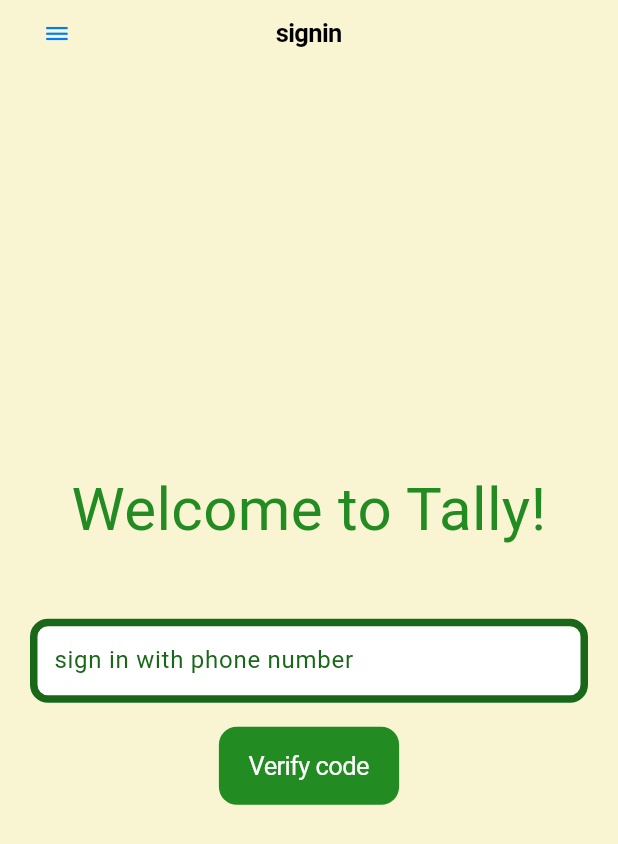
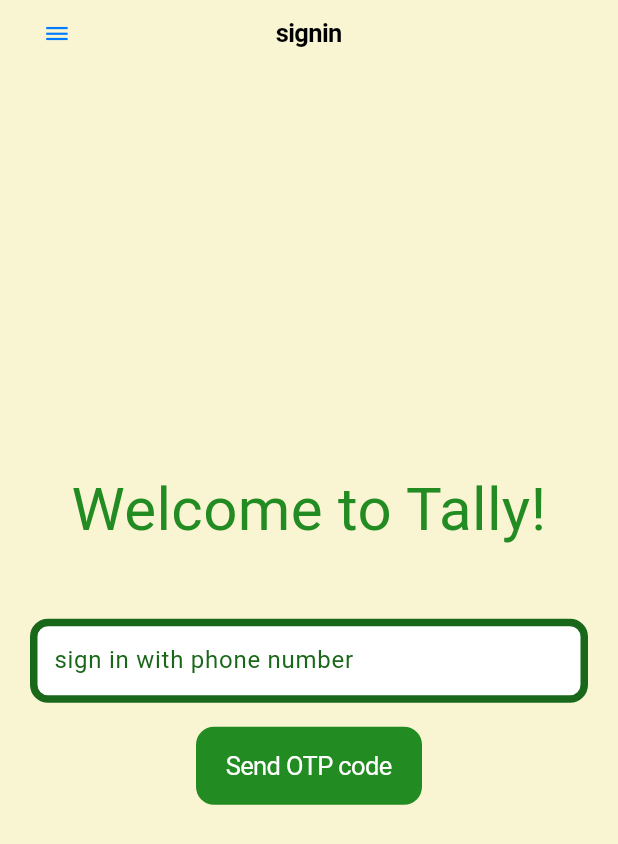
Before and after one commit to JoelSmith123/household_expenses_splitter, a Flutter app: the screen it shows after launch, on a phone screen of 412 x 824 dp. Shown: the top 844 px of the screen. Run offline on Flutter 3.47's test engine with Material 3 defaults, Android fonts, the phone set to English and light mode, and no system bars; our stand-ins replace google_fonts, supabase_flutter; missing offline and left inert: supabase_auth_ui; accounts and stored records are empty; Roboto replaces fonts that are missing (Modak).

Commit message:
Refine log in functionality

```diff
--- a/lib/phone_otp_page.dart
+++ b/lib/phone_otp_page.dart
@@ -15,22 +15,20 @@ class _PhoneOtpPageState extends State<PhoneOtpPage> {
   final _phoneCtrl = TextEditingController();
   final _otpCtrl = TextEditingController();
   late final FocusNode _otpFocus;
+  late final FocusNode _phoneFocus;
   bool _codeSent = false;
 
   @override
   void initState() {
     super.initState();
-    _otpFocus = FocusNode()
-      ..addListener(() {
-        if (!_otpFocus.hasFocus) {
-          FocusManager.instance.primaryFocus?.unfocus(); // dismiss keyboard
-        }
-      });
+    _otpFocus = FocusNode();
+    _phoneFocus = FocusNode();
   }
 
   @override
   void dispose() {
     _otpFocus.dispose();
+    _phoneFocus.dispose();
     _phoneCtrl.dispose();
     _otpCtrl.dispose();
     super.dispose();
@@ -60,15 +58,16 @@ class _PhoneOtpPageState extends State<PhoneOtpPage> {
       children: [
         TextField(
           controller: _phoneCtrl,
+          focusNode: _phoneFocus,
           keyboardType: TextInputType.number,
           onTapOutside: (_) => FocusScope.of(context).unfocus(),
           decoration: const InputDecoration(
             labelText: 'sign in with phone number',
             labelStyle: const TextStyle(color: Color(0xFF196719)),
             filled: true,
-            fillColor: Colors.white,
+            fillColor: CupertinoColors.white,
             enabledBorder: OutlineInputBorder(
-                borderRadius: BorderRadius.all(Radius.circular(12)),
+              borderRadius: BorderRadius.all(Radius.circular(12)),
               borderSide: const BorderSide(color: Color(0xFF196719), width: 5),
             ),
             focusedBorder: OutlineInputBorder(
@@ -76,28 +75,37 @@ class _PhoneOtpPageState extends State<PhoneOtpPage> {
             ),
           ),
         ),
-        if (_codeSent)
+        if (_codeSent) ...[
+          const SizedBox(height: 10),
           TextField(
             controller: _otpCtrl,
+            focusNode: _otpFocus,
             keyboardType: TextInputType.number,
             onTapOutside: (_) => FocusScope.of(context).unfocus(),
             decoration: const InputDecoration(
               labelText: 'OTP code',
-              labelStyle: const TextStyle(color: Color(0xFF228b22)),
+              labelStyle: TextStyle(color: Color(0xFF196719)),
+              filled: true,
+              fillColor: CupertinoColors.white,
               enabledBorder: OutlineInputBorder(
-                borderSide: const BorderSide(color: Color(0xFF228b22)),
+                borderSide:
+                    const BorderSide(color: Color(0xFF196719), width: 5),
               ),
               focusedBorder: OutlineInputBorder(
                 borderSide:
-                    const BorderSide(color: Colors.cyanAccent, width: 2),
+                    const BorderSide(color: Color(0xFF196719), width: 2),
               ),
             ),
           ),
+        ],
+
         const SizedBox(height: 16),
         CupertinoButton(
           onPressed: _codeSent ? _verifyOtp : _sendOtp,
-          child: const Text('Verify code',
-              style: TextStyle(color: CupertinoColors.white)),
+          child: Text(
+            _codeSent ? 'Verify code' : 'Send OTP code',
+            style: const TextStyle(color: CupertinoColors.white),
+          ),
           color: const Color(0xFF228b22),
         ),
       ],
--- a/lib/signin_screen.dart
+++ b/lib/signin_screen.dart
@@ -8,12 +8,10 @@ import 'package:supabase_auth_ui/supabase_auth_ui.dart';
 
 import 'phone_otp_page.dart';
 
-// keep your existing Consumer pattern if you want
 Widget signinScreen() {
   return Consumer<AppState>(
     builder: (context, appState, child) {
       return Material(
-        // <-- this is the important part
         color: Colors.transparent, // so it respects the Cupertino bg color
         child: Column(
           mainAxisSize: MainAxisSize.min,
```
